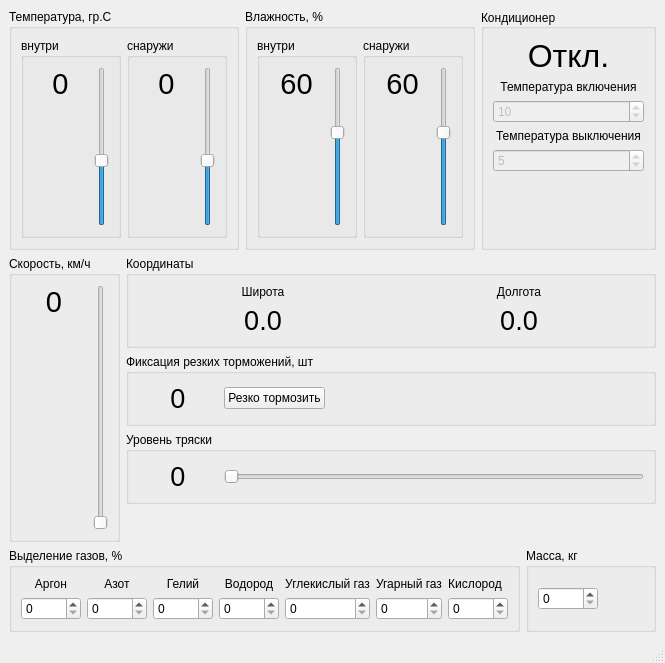
vikonik/IoTKursovik, file GUITruck.ui: the form before one commit.
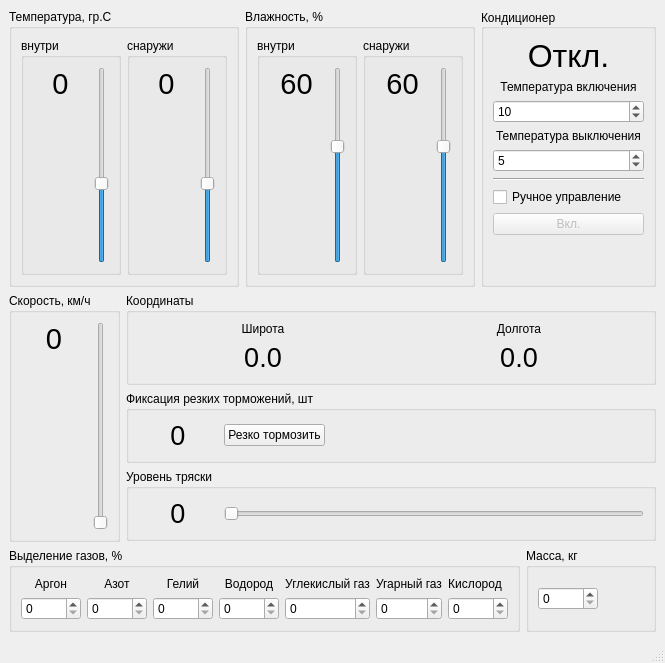
The form after the commit.

Commit message: Добавлено ручное управление кондиционером грузовик, исправлено резкое торможение

```diff
--- a/GUITruck.ui
+++ b/GUITruck.ui
@@ -423,7 +423,7 @@
          <item>
           <widget class="QSpinBox" name="spinBox_conditionerOn">
            <property name="enabled">
-            <bool>false</bool>
+            <bool>true</bool>
            </property>
            <property name="toolTip">
             <string>&lt;html&gt;&lt;head/&gt;&lt;body&gt;&lt;p&gt;При достижении этой температурв кондиционер бкдет включен&lt;/p&gt;&lt;/body&gt;&lt;/html&gt;</string>
@@ -452,7 +452,7 @@
          <item>
           <widget class="QSpinBox" name="spinBox_conditionerOff">
            <property name="enabled">
-            <bool>false</bool>
+            <bool>true</bool>
            </property>
            <property name="toolTip">
             <string>При достижении этой температуры кондиционер будет выключен</string>
@@ -468,6 +468,30 @@
            </property>
           </widget>
          </item>
+         <item>
+          <widget class="Line" name="line">
+           <property name="orientation">
+            <enum>Qt::Horizontal</enum>
+           </property>
+          </widget>
+         </item>
+         <item>
+          <widget class="QCheckBox" name="checkBox">
+           <property name="text">
+            <string>Ручное управление</string>
+           </property>
+          </widget>
+         </item>
+         <item>
+          <widget class="QPushButton" name="pushButton">
+           <property name="enabled">
+            <bool>false</bool>
+           </property>
+           <property name="text">
+            <string>Вкл.</string>
+           </property>
+          </widget>
+         </item>
          <item>
           <spacer name="verticalSpacer_7">
            <property name="orientation">
```
The commit also changes 2 other files.
